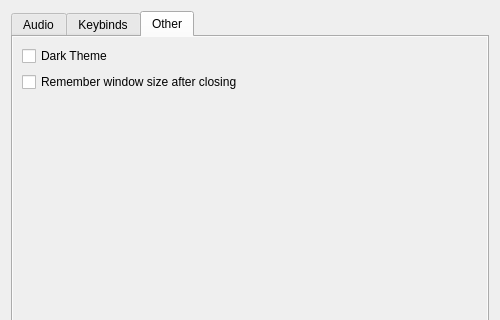
This is src/Dialog/dialogsettings.ui in defaultsamson/Soundboard as Qt 5 draws it before an edit; both pictures show x 0 to 500 and y 0 to 320 of the 500 by 500 pixel window. The edited form follows.
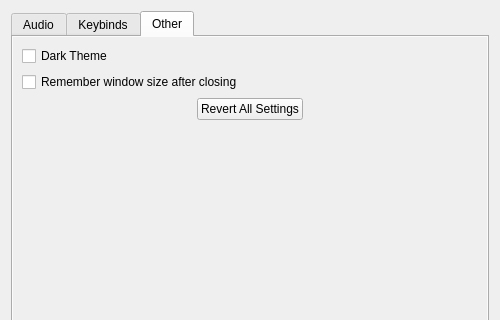
This is the edited form. The open tabs and pages were chosen to show the change. Icons and pictures are not drawn. Custom widgets are drawn as their Qt base class.

Commit message: Added ability to delete settings

What changed in the file:
```diff
--- a/src/Dialog/dialogsettings.ui
+++ b/src/Dialog/dialogsettings.ui
@@ -1393,6 +1393,43 @@
              </property>
             </widget>
            </item>
+           <item>
+            <layout class="QHBoxLayout" name="horizontalLayout_3">
+             <item>
+              <spacer name="horizontalSpacer_4">
+               <property name="orientation">
+                <enum>Qt::Horizontal</enum>
+               </property>
+               <property name="sizeHint" stdset="0">
+                <size>
+                 <width>40</width>
+                 <height>20</height>
+                </size>
+               </property>
+              </spacer>
+             </item>
+             <item>
+              <widget class="QPushButton" name="buttonRevertSettings">
+               <property name="text">
+                <string>Revert All Settings</string>
+               </property>
+              </widget>
+             </item>
+             <item>
+              <spacer name="horizontalSpacer_8">
+               <property name="orientation">
+                <enum>Qt::Horizontal</enum>
+               </property>
+               <property name="sizeHint" stdset="0">
+                <size>
+                 <width>40</width>
+                 <height>20</height>
+                </size>
+               </property>
+              </spacer>
+             </item>
+            </layout>
+           </item>
            <item>
             <spacer name="verticalSpacer_2">
              <property name="orientation">
@@ -1401,7 +1438,7 @@
              <property name="sizeHint" stdset="0">
               <size>
                <width>20</width>
-               <height>241</height>
+               <height>40</height>
               </size>
              </property>
             </spacer>
```
Left out of the diff: 2 changed lines with no effect on the pictures. The commit also changes 3 other files.
